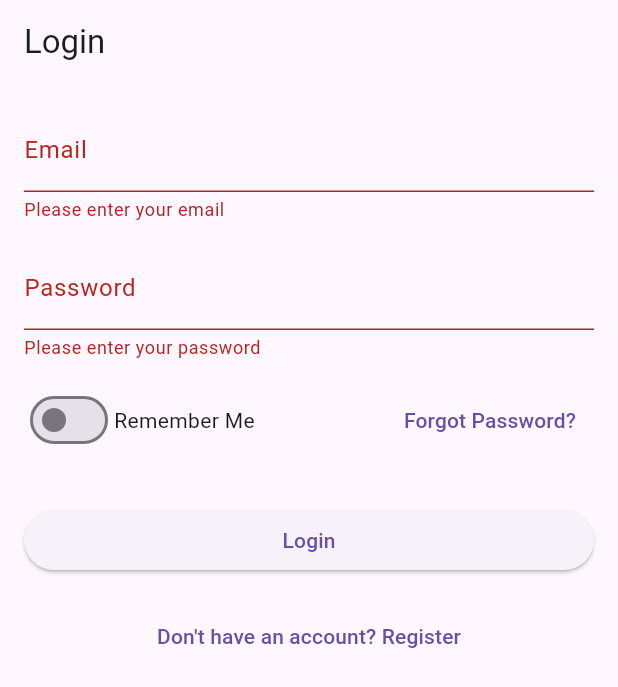
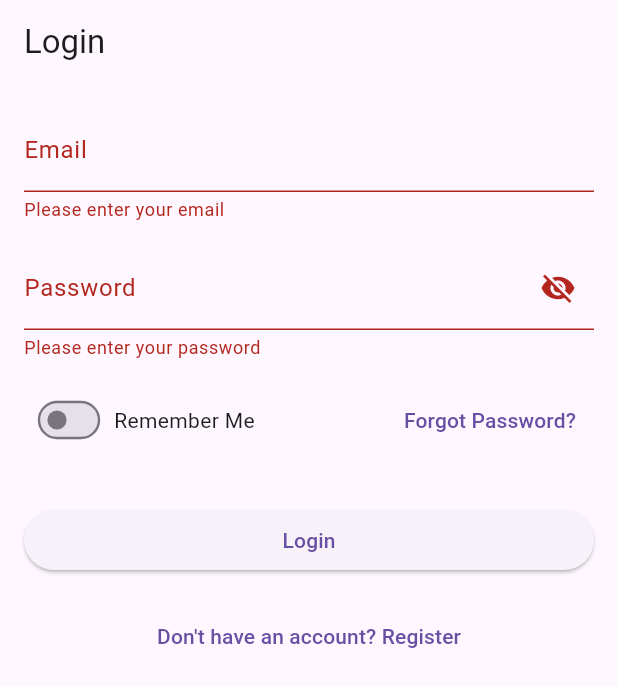
Before and after one commit to rety2722/chih, a Flutter app: the screen it shows after launch, after a tap on "Login", on a phone screen of 412 x 824 dp. Shown: the top 687 px of the screen. Run offline on Flutter 3.47's test engine with Material 3 defaults, Android fonts, the light colour scheme and no system bars; our stand-ins replace flutter_secure_storage.

Commit message:
Добавил singleton для flutterSecureStorage. Теперь до конца действия ключа, сразу попадаешь на homePage, без логинилки. HomePage пока что пустой. В main появился MyApp и его раннер, не знаю зачем, но обычно делают так. Signin теперь работает, из Registration я убрал стрелку назад. Остальное автоматически добавилось

```diff
--- a/frontend/lib/main.dart
+++ b/frontend/lib/main.dart
@@ -1,9 +1,50 @@
 import 'package:flutter/material.dart';
+import 'storage.dart';
+import 'signin.dart';
+import 'home.dart';
 
-import 'signin.dart';
+void main() => runApp(const MyApp());
 
-void main() => runApp(MaterialApp(
+class MyApp extends StatelessWidget {
+  const MyApp({super.key});
+
+  @override
+  Widget build(BuildContext context) {
+    return MaterialApp(
       debugShowCheckedModeBanner: false,
       initialRoute: '/',
-      routes: {'/': (context) => const LoginPage()},
-    ));
+      title: 'Chih Pikh',
+      theme: ThemeData(
+        primarySwatch: Colors.blue,
+      ),
+      home: FutureBuilder<Widget>(
+        future: _getInitialPage(),
+        builder: (context, snapshot) {
+          if (snapshot.connectionState == ConnectionState.waiting) {
+            return const Center(child: CircularProgressIndicator());
+          } else if (snapshot.hasData) {
+            return snapshot.data!; // Navigate to the appropriate page
+          } else {
+            return Container(); // Handle error case
+          }
+        },
+      ),
+    );
+  }
+
+  Future<Widget> _getInitialPage() async {
+    String? token = await SecureStorage().read('bearerToken');
+    String? expirationTimeString =
+        await SecureStorage().read('tokenExpirationTime');
+    int? expirationTime =
+        expirationTimeString != null ? int.parse(expirationTimeString) : null;
+
+    if (token != null &&
+        expirationTime != null &&
+        expirationTime > DateTime.now().millisecondsSinceEpoch) {
+      return const HomePage(); // Navigate to HomePage if token is valid
+    } else {
+      return const LoginPage(); // Show LoginPage if no valid token
+    }
+  }
+}
--- a/frontend/lib/signin.dart
+++ b/frontend/lib/signin.dart
@@ -1,10 +1,12 @@
 import 'dart:convert';
+
 import 'package:flutter/material.dart';
+import 'package:flutter_secure_storage/flutter_secure_storage.dart';
 import 'package:http/http.dart' as http;
 
 import 'home.dart';
 import 'registration.dart';
-
+import 'storage.dart';
 
 class LoginPage extends StatefulWidget {
   const LoginPage({super.key});
@@ -19,22 +21,54 @@ class _LoginPageState extends State<LoginPage> {
   final _emailController = TextEditingController();
   final _passwordController = TextEditingController();
 
+  final FlutterSecureStorage _storage = const FlutterSecureStorage();
+
+  bool _isPasswordVisible = false;
   bool _rememberMe = false;
 
-  void _loginUser() async {
+  @override
+  void initState() {
+    super.initState();
+    _loadSavedCredentials();
+  }
+
+  Future<void> _loadSavedCredentials() async {
+    String email = await _storage.read(key: 'email') ?? '';
+    String password = await _storage.read(key: 'password') ?? '';
+    String rememberMeString = await _storage.read(key: 'rememberMe') ?? 'false';
+    bool rememberMe = (rememberMeString == 'true');
+
+    setState(() {
+      _emailController.text = email;
+      _passwordController.text = password;
+      _rememberMe = rememberMe;
+    });
+  }
+
+  Future<void> _loginUser() async {
     if (_formKey.currentState?.validate() ?? false) {
-      final url = Uri.parse('http://127.0.0.1:8000/api/v1/auth/signup');
+      final url = Uri.parse('http://127.0.0.1:8000/api/v1/auth/signin');
       final response = await http.post(
         url,
-        headers: {'Content-Type': 'application/json'},
-        body: jsonEncode({
-          'email': _emailController.text,
+        headers: {
+          'Content-Type': 'application/x-www-form-urlencoded',
+        },
+        body: {
+          'username': _emailController.text,
           'password': _passwordController.text,
-        }),
+        },
       );
 
       if (response.statusCode == 200) {
         // Handle successful login
+        final data = jsonDecode(response.body);
+        String token = data['access_token'];
+        int tokenLifetime = 60 * 60; // hour in seconds
+
+        await SecureStorage().write('bearerToken', token);
+        await SecureStorage().write('tokenExpirationTime',
+            _calculateExpirationTime(tokenLifetime).toString());
+
         if (!mounted) return;
         Navigator.pushReplacement(
           context,
@@ -50,9 +84,16 @@ class _LoginPageState extends State<LoginPage> {
   void _showSnackBar(String message) {
     final snackBar = SnackBar(
       content: Text(message),
-      duration: const Duration(seconds: 3),
+      duration: const Duration(seconds: 2),
+      behavior: SnackBarBehavior.floating,
     );
     ScaffoldMessenger.of(context).showSnackBar(snackBar);
+  }
+
+  int _calculateExpirationTime(int tokenLifetime) {
+    return DateTime.now()
+        .add(Duration(seconds: tokenLifetime))
+        .millisecondsSinceEpoch;
   }
 
   @override
@@ -60,19 +101,17 @@ class _LoginPageState extends State<LoginPage> {
     return Scaffold(
       appBar: AppBar(
         title: const Text('Login'),
+        automaticallyImplyLeading: false,
       ),
       body: SafeArea(
         child: GestureDetector(
           onTap: () {
             FocusScope.of(context).unfocus();
           },
-
-          child: SingleChildScrollView (
+          child: SingleChildScrollView(
             padding: const EdgeInsets.all(16.0),
-
             child: Form(
               key: _formKey,
-
               child: Column(
                 crossAxisAlignment: CrossAxisAlignment.stretch,
                 children: [
@@ -94,9 +133,21 @@ class _LoginPageState extends State<LoginPage> {
                   const SizedBox(height: 16.0),
                   TextFormField(
                     controller: _passwordController,
-                    obscureText: true,
-                    decoration: const InputDecoration(
+                    obscureText: !_isPasswordVisible,
+                    decoration: InputDecoration(
                       labelText: 'Password',
+                      suffixIcon: IconButton(
+                        icon: Icon(
+                          _isPasswordVisible
+                              ? Icons.visibility
+                              : Icons.visibility_off,
+                        ),
+                        onPressed: () {
+                          setState(() {
+                            _isPasswordVisible = !_isPasswordVisible;
+                          });
+                        },
+                      ),
                     ),
                     validator: (value) {
                       if (value == null || value.isEmpty) {
@@ -111,13 +162,17 @@ class _LoginPageState extends State<LoginPage> {
                     children: [
                       Row(
                         children: [
-                          Switch(
+                          Transform.scale(
+                            scale: 0.8,
+                            child: Switch(
                               value: _rememberMe,
                               onChanged: (value) {
                                 setState(() {
-                                _rememberMe = value; // Toggle remember me state
+                                  _rememberMe =
+                                      value; // Toggle remember me state
                                 });
                               },
+                            ),
                           ),
                           const Text('Remember Me'),
                         ],
@@ -141,7 +196,9 @@ class _LoginPageState extends State<LoginPage> {
                     onPressed: () {
                       Navigator.push(
                         context,
-                        MaterialPageRoute(builder: (context) => const RegistrationPage()), // Navigate to RegistrationPage
+                        MaterialPageRoute(
+                            builder: (context) =>
+                                const RegistrationPage()), // Navigate to RegistrationPage
                       );
                     },
                     child: const Text('Don\'t have an account? Register'),
--- /dev/null
+++ b/frontend/lib/storage.dart
@@ -0,0 +1,30 @@
+import 'package:flutter_secure_storage/flutter_secure_storage.dart';
+
+class SecureStorage {
+  static final SecureStorage _instance = SecureStorage._internal();
+  factory SecureStorage() => _instance;
+
+  SecureStorage._internal();
+
+  final FlutterSecureStorage _storage = const FlutterSecureStorage();
+
+  Future<void> write(String key, String value) async {
+    await _storage.write(key: key, value: value);
+  }
+
+  Future<String?> read(String key) async {
+    return await _storage.read(key: key);
+  }
+
+  Future<void> delete(String key) async {
+    await _storage.delete(key: key);
+  }
+
+  Future<void> deleteAll() async {
+    await _storage.deleteAll();
+  }
+
+  Future<Map<String, String>> readAll() async {
+    return await _storage.readAll();
+  }
+}
--- a/frontend/pubspec.yaml
+++ b/frontend/pubspec.yaml
@@ -37,6 +37,7 @@ dependencies:
   cupertino_icons: ^1.0.6
   rename: ^3.0.2
   http: ^1.2.2
+  flutter_secure_storage: ^9.2.2
 
 dev_dependencies:
   flutter_test:
```
Also changed, not shown: frontend/lib/home.dart (+17 -4 lines), frontend/lib/registration.dart (+2 -6 lines), frontend/pubspec.lock, 7 other files. Lines whose indentation alone changed are shown as unchanged.
